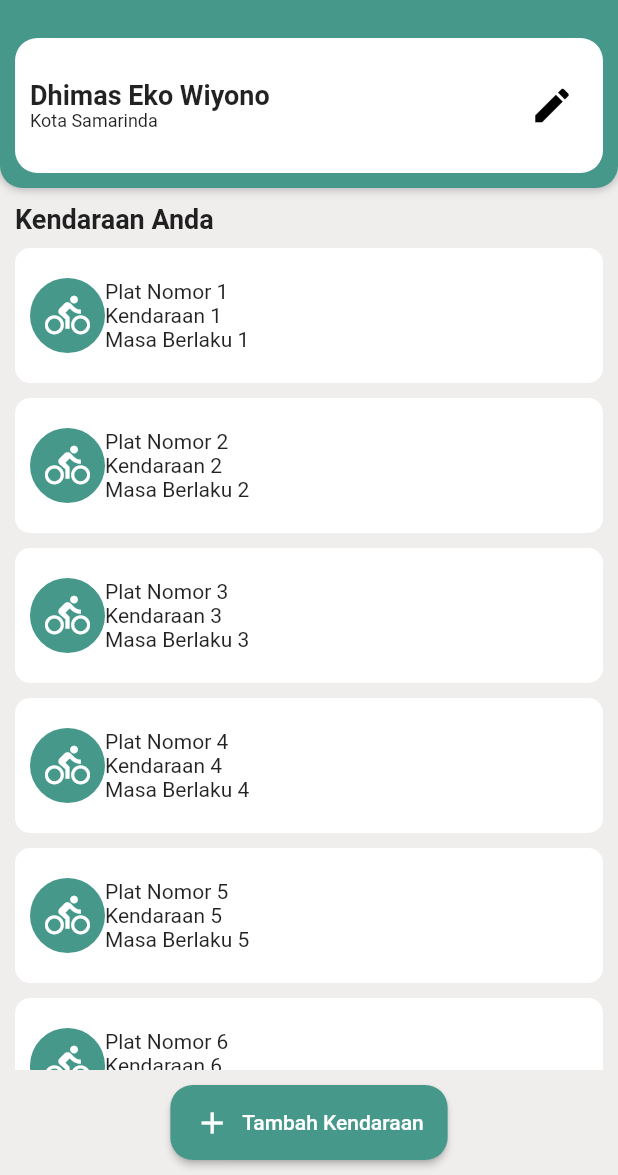
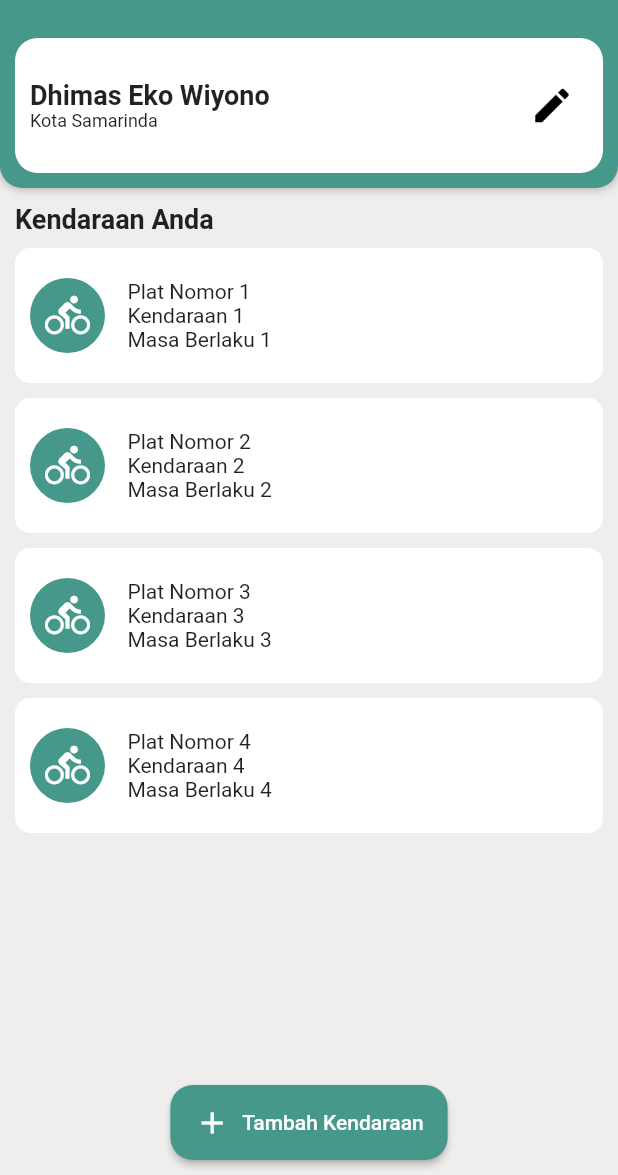
Before and after one commit to IkhwanWahyudi/MobiTax, a Flutter app: the MyHomePage screen opened directly, on a phone screen of 412 x 824 dp, the part 61-1236 px from its top. Run offline on Flutter 3.47's test engine with Material 2 defaults, Android fonts, the light colour scheme and no system bars.

Commit message:
add list untuk kendaraan, swipe left untuk hapus

```diff
--- a/lib/home_page.dart
+++ b/lib/home_page.dart
@@ -2,6 +2,21 @@
 
 import 'package:flutter/material.dart';
 import 'detail.dart';
+
+class Kendaraan {
+// class Kendaraan
+  String kendaraan, plat, masa_berlaku;
+
+  Kendaraan(this.kendaraan, this.plat, this.masa_berlaku);
+}
+
+List<Kendaraan> kendaraans = [
+// list untuk menampung semua inputan/produk
+  Kendaraan("1", "1", "1"),
+  Kendaraan("2", "2", "2"),
+  Kendaraan("3", "3", "3"),
+  Kendaraan("4", "4", "4"),
+];
 
 class MyHomePage extends StatelessWidget {
   const MyHomePage({Key? key}) : super(key: key);
@@ -12,7 +27,7 @@ class MyHomePage extends StatelessWidget {
     return Scaffold(
       backgroundColor: const Color.fromARGB(255, 240, 237, 237),
       appBar: AppBar(
-        backgroundColor: Color.fromRGBO(70,152,138, 1),
+        backgroundColor: Color.fromRGBO(70, 152, 138, 1),
         title: const Text(
           "MOBITAX",
           style: TextStyle(
@@ -48,12 +63,12 @@ class MyHomePage extends StatelessWidget {
               width: double.infinity,
               decoration: BoxDecoration(
                 //color: Color.fromRGBO(255,192,27, 1),
-                color: Color.fromRGBO(70,152,138, 1),
+                color: Color.fromRGBO(70, 152, 138, 1),
                 borderRadius: BorderRadius.only(
                   bottomLeft: Radius.circular(15),
                   bottomRight: Radius.circular(15),
                 ),
-                boxShadow: [
+                boxShadow: const [
                   BoxShadow(
                     color: Colors.grey, // warna bayangan
                     blurRadius: 5, // radius blur bayangan
@@ -128,15 +143,31 @@ class MyHomePage extends StatelessWidget {
                 style: TextStyle(fontSize: 18, fontWeight: FontWeight.bold),
               ),
             ),
-
             Expanded(
-                child : ListView.builder(
+                child: ListView.builder(
               shrinkWrap: true,
               //physics: const NeverScrollableScrollPhysics(),
-                  itemCount: 10,
+              itemCount: kendaraans.length,
               itemBuilder: (context, index) {
                 // Menambahkan fungsi GestureDetector untuk navigasi
-                    return GestureDetector(
+                return Dismissible(
+                  key: UniqueKey(),
+                  direction: DismissDirection.endToStart,
+                  background: Container(
+                    color: Colors.red,
+                    child: Icon(Icons.delete, color: Colors.white),
+                    alignment: Alignment.centerRight,
+                    padding: EdgeInsets.only(right: 20),
+                  ),
+                  onDismissed: (direction) {
+                    // Menghapus item dari daftar ketika di-swipe
+                    kendaraans.removeAt(index);
+                    // Menampilkan snackbar untuk memberi tahu pengguna bahwa item telah dihapus
+                    // Scaffold.of(context).showSnackBar(
+                    //   SnackBar(content: Text("Item deleted")),
+                    // );
+                  },
+                  child: GestureDetector(
                     onTap: () {
                       Navigator.push(
                         context,
@@ -155,16 +186,8 @@ class MyHomePage extends StatelessWidget {
                             color: Colors.white,
                             borderRadius: BorderRadius.circular(10),
                           ),
-                            // padding: EdgeInsets.symmetric(vertical: 15.0),
                           padding: EdgeInsets.all(10),
-                            margin: EdgeInsets.only(left: 10,right: 10),
-                            // child: Column(
-                            //   children: [
-                            //     Text("Plat Nomor ${index + 1}"),
-                            //     Text("Kendaraan ${index + 1}"),
-                            //     Text("Masa Berlaku ${index + 1}")
-                            //   ],
-                            // ),
+                          margin: EdgeInsets.only(left: 10, right: 10),
                           child: Row(
                             children: [
                               Container(
@@ -172,7 +195,7 @@ class MyHomePage extends StatelessWidget {
                                 height: 50,
                                 decoration: BoxDecoration(
                                   shape: BoxShape.circle,
-                                    color: Color.fromRGBO(70,152,138, 1),
+                                  color: Color.fromRGBO(70, 152, 138, 1),
                                 ),
                                 child: Icon(
                                   Icons.directions_bike,
@@ -180,14 +203,18 @@ class MyHomePage extends StatelessWidget {
                                   size: 30,
                                 ),
                               ),
+                              const SizedBox(width: 15),
                               Container(
                                 child: Column(
                                   crossAxisAlignment: CrossAxisAlignment.start,
                                   mainAxisAlignment: MainAxisAlignment.center,
                                   children: [
-                                      Text("Plat Nomor ${index + 1}"),
-                                      Text("Kendaraan ${index + 1}"),
-                                      Text("Masa Berlaku ${index + 1}")
+                                    Text(
+                                        "Plat Nomor ${kendaraans[index].plat}"),
+                                    Text(
+                                        "Kendaraan ${kendaraans[index].kendaraan}"),
+                                    Text(
+                                        "Masa Berlaku ${kendaraans[index].masa_berlaku}")
                                   ],
                                 ),
                               )
@@ -199,19 +226,21 @@ class MyHomePage extends StatelessWidget {
                         ),
                       ],
                     ),
+                  ),
                 );
               },
-                )
-            ),
+            )),
             Container(
-              margin: EdgeInsets.all(10), // Tambahkan margin pada Container jika diinginkan
+              margin: EdgeInsets.all(
+                  10), // Tambahkan margin pada Container jika diinginkan
               child: ElevatedButton.icon(
                 onPressed: () {
                   // Logika ketika tombol ditekan
                 },
                 style: ElevatedButton.styleFrom(
                   backgroundColor: const Color.fromRGBO(70, 152, 138, 1),
-                  minimumSize: const Size(150, 50), // Atur lebar dan tinggi button
+                  minimumSize:
+                      const Size(150, 50), // Atur lebar dan tinggi button
                   padding: const EdgeInsets.symmetric(
                     vertical: 10,
                     horizontal: 16,
```
Lines whose indentation alone changed are shown as unchanged.
